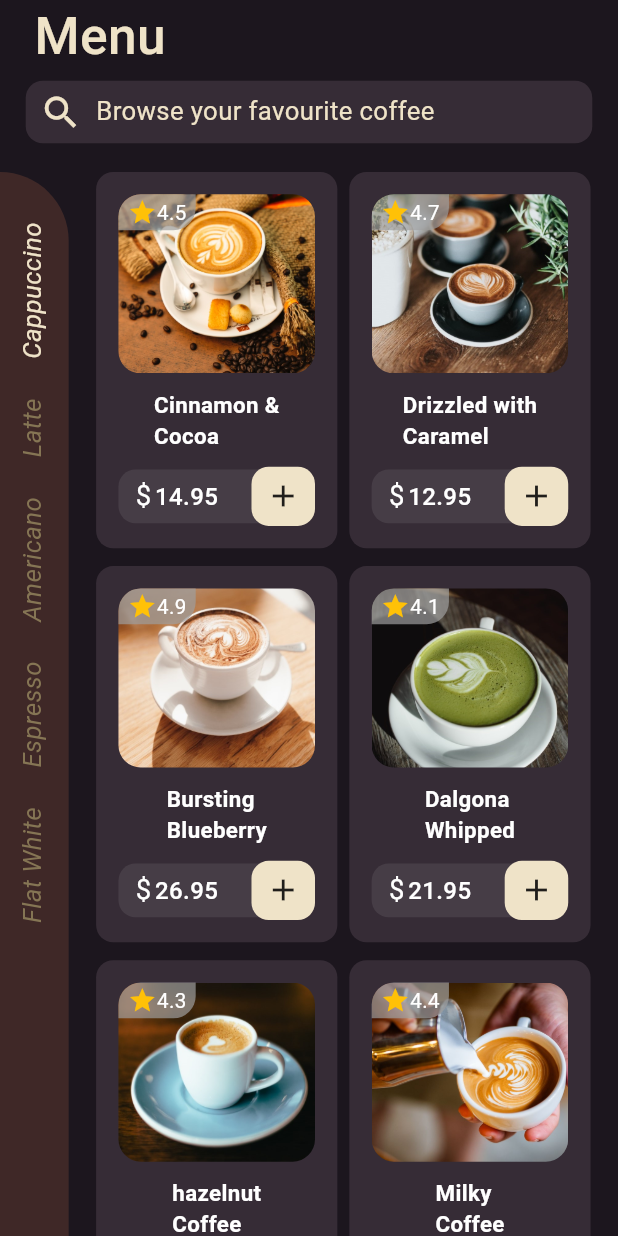
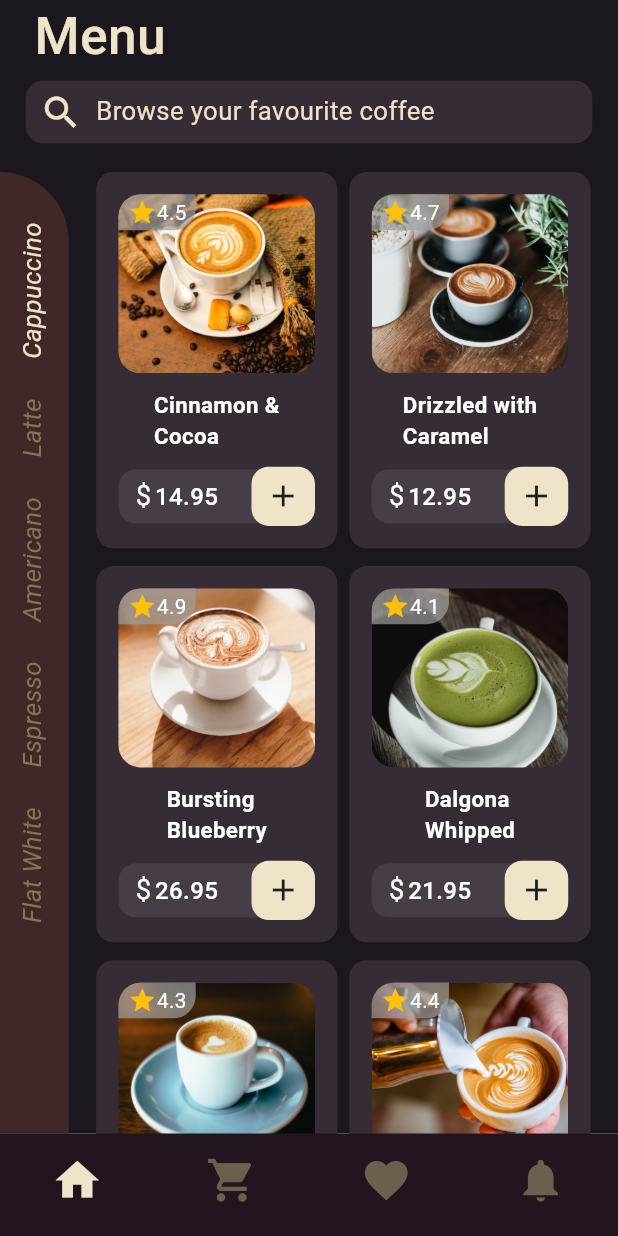
Before and after one commit to GABER77/Coffee-App, a Flutter app: the screen it shows after launch, on a phone screen of 412 x 824 dp. Run offline on Flutter 3.47's test engine with Material 3 defaults, Android fonts, the phone set to English and light mode, and no system bars; our stand-ins replace dotted_line, flutter_screenutil, fluttertoast.

Commit message:
Bottom NavBar

```diff
--- a/lib/main.dart
+++ b/lib/main.dart
@@ -1,4 +1,4 @@
-import 'package:coffee_app/presentation/home_screen.dart';
+import 'package:coffee_app/shared/core/nav_bar.dart';
 import 'package:flutter/material.dart';
 import 'package:flutter_screenutil/flutter_screenutil.dart';
 
@@ -16,7 +16,7 @@ class MyApp extends StatelessWidget {
       builder: (_, child){
         return MaterialApp(
           debugShowCheckedModeBanner: false,
-          home: HomeScreen(),
+          home: NavBar(0),
         );
       },
     );
--- a/lib/presentation/cart_screen.dart
+++ b/lib/presentation/cart_screen.dart
@@ -15,9 +15,9 @@ class CartScreen extends StatefulWidget {
 class _CartScreenState extends State<CartScreen> {
   @override
   Widget build(BuildContext context) {
-    return Scaffold(
-      backgroundColor: Color(0xFF1C161E),
-      body: SafeArea(
+    return Container(
+      color: Color(0xFF1C161E),
+      child: SafeArea(
         child: Column(
           children: [
             Padding(
--- a/lib/presentation/home_screen.dart
+++ b/lib/presentation/home_screen.dart
@@ -17,8 +17,7 @@ String? SelectedType = MySideMenu.sideMenuList[0].name;
 class _HomeScreenState extends State<HomeScreen> {
   @override
   Widget build(BuildContext context) {
-    return Scaffold(
-      body: Container(
+    return Container(
         color: Color(0xFF1C161E),
         child: SafeArea(
           child: Column(
@@ -113,8 +112,7 @@ class _HomeScreenState extends State<HomeScreen> {
             ],
           ),
         ),
-      ),
-    );
+      );
   }
 
   Widget SideMenu(MySideMenu menuSideList) => RotatedBox(
--- a/lib/presentation/item_screen.dart
+++ b/lib/presentation/item_screen.dart
@@ -1,11 +1,11 @@
 import 'package:coffee_app/models/products_model.dart';
-import 'package:coffee_app/presentation/cart_screen.dart';
 import 'package:flutter/cupertino.dart';
 import 'package:flutter/material.dart';
 import 'package:flutter_screenutil/flutter_screenutil.dart';
 import 'package:fluttertoast/fluttertoast.dart';
 import '../models/cart_model.dart';
 import '../shared/constants/spaces.dart';
+import '../shared/core/nav_bar.dart';
 
 class ItemScreen extends StatefulWidget {
 
@@ -209,7 +209,7 @@ class _ItemScreenState extends State<ItemScreen> {
                           addToCart(widget.myProduct);
                           Navigator.push(
                               context, MaterialPageRoute(
-                              builder: (context) => CartScreen(),
+                              builder: (context) => NavBar(1),
                           )
                           );
                         }
--- /dev/null
+++ b/lib/shared/core/nav_bar.dart
@@ -0,0 +1,69 @@
+import 'package:flutter/material.dart';
+import 'package:flutter_screenutil/flutter_screenutil.dart';
+import '../../presentation/cart_screen.dart';
+import '../../presentation/home_screen.dart';
+
+class NavBar extends StatefulWidget {
+
+  int currentNavBarIndex;
+  NavBar(this.currentNavBarIndex);
+
+  @override
+  State<NavBar> createState() => _NavBarState();
+}
+
+class _NavBarState extends State<NavBar> {
+
+  List<Widget> screens = [
+    HomeScreen(),
+    CartScreen(),
+    HomeScreen(),
+    HomeScreen(),
+  ];
+
+  @override
+  Widget build(BuildContext context) {
+    return Scaffold(
+      body: screens[widget.currentNavBarIndex],
+      bottomNavigationBar: Theme(
+        data: Theme.of(context).copyWith(
+          splashColor: Colors.transparent,
+          highlightColor: Colors.transparent,
+        ),
+        child: BottomNavigationBar(
+        currentIndex: widget.currentNavBarIndex,
+        onTap: (int newIndex){
+          setState(() {
+            widget.currentNavBarIndex = newIndex;
+          });
+        },
+        type: BottomNavigationBarType.fixed,
+        backgroundColor: Color(0xff22151F),
+        showSelectedLabels: false,
+        showUnselectedLabels: false,
+        selectedItemColor: Color(0xffEFE3C8),
+        unselectedItemColor: Color(0xff69614e),
+        iconSize: 30.sp,
+        items: [
+          BottomNavigationBarItem(
+            icon: Icon(Icons.home,),
+            label: 'Home',
+          ),
+          BottomNavigationBarItem(
+            icon: Icon(Icons.shopping_cart),
+            label: 'Cart',
+          ),
+          BottomNavigationBarItem(
+            icon: Icon(Icons.favorite),
+            label: 'Favorite',
+          ),
+          BottomNavigationBarItem(
+            icon: Icon(Icons.notifications),
+            label: 'Notification',
+          ),
+        ],
+      ),
+      ),
+    );
+  }
+}
```
